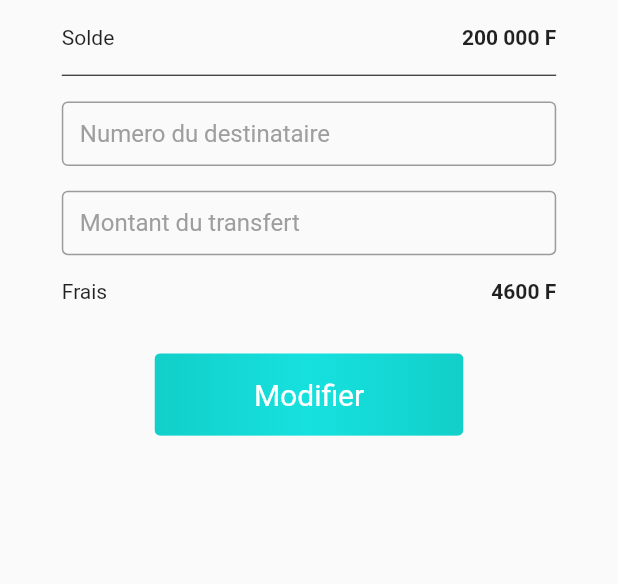
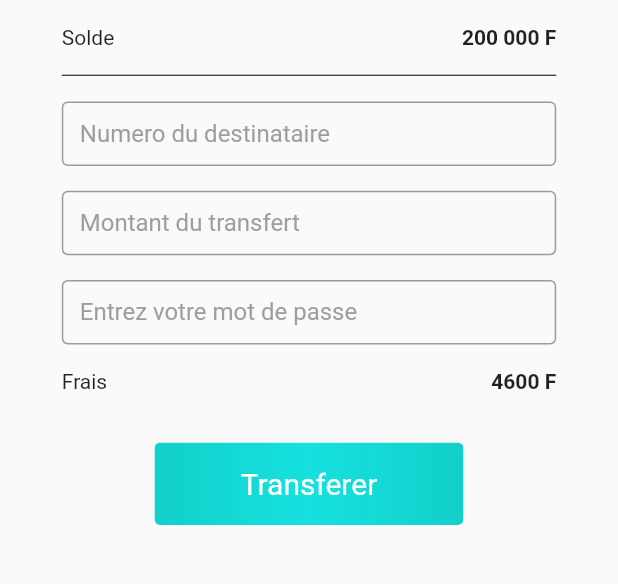
Before and after one commit to costany93/tuma, a Flutter app: the TransfertScreen screen opened by its route, on a phone screen of 412 x 824 dp, the part 250-834 px from its top. Run offline on Flutter 3.47's test engine with Material 2 defaults, Android fonts, the phone set to English and light mode, and no system bars; our stand-ins replace google_fonts, shared_preferences; accounts and stored records are empty.

```diff
--- a/lib/main.dart
+++ b/lib/main.dart
@@ -34,7 +34,7 @@ class Tuma extends StatelessWidget {
                   ),
                 ),
                 //home: authData.isAuth ? HomePageScreen() : LoginScreen(),
-                home: NumberLoginScreen(),
+                home: HomePageScreen(),
                 routes: {
                   LoginScreen.routeName: (context) => LoginScreen(),
                   SignIn.routeName: (context) => SignIn(),
--- a/lib/screens/transfert_screen.dart
+++ b/lib/screens/transfert_screen.dart
@@ -1,4 +1,5 @@
 import 'package:flutter/material.dart';
+import 'package:flutter/services.dart';
 import 'package:tuma/utillities/app_colors.dart';
 import 'package:tuma/utillities/logo_image.dart';
 
@@ -86,6 +87,9 @@ class _TransfertScreenState extends State<TransfertScreen> {
                                   _personnalData['nom'] = value!,
                                 },*/
                           keyboardType: TextInputType.number,
+                          inputFormatters: [
+                            FilteringTextInputFormatter.digitsOnly
+                          ],
                         ),
                       ),
                       //input montant a transferer
@@ -107,6 +111,39 @@ class _TransfertScreenState extends State<TransfertScreen> {
                                     _personnalData['nom'] = value!,
                                   },*/
                             keyboardType: TextInputType.number,
+                            inputFormatters: [
+                              FilteringTextInputFormatter.allow(
+                                RegExp("[0-9]"),
+                              )
+                            ],
+                          ),
+                        ),
+                      ),
+                      //input mot de passe
+                      Container(
+                        margin:
+                            EdgeInsets.only(top: mediaQuery.size.height * 0.02),
+                        child: SizedBox(
+                          child: TextFormField(
+                            decoration: const InputDecoration(
+                              hintText: 'Entrez votre mot de passe',
+                              border: OutlineInputBorder(),
+                              hintStyle: TextStyle(
+                                color: AppColor.appGrey,
+                              ),
+                              isDense: true,
+                              contentPadding: EdgeInsets.all(12),
+                            ),
+                            /*onSaved: (value) => {
+                                    _personnalData['nom'] = value!,
+                                  },*/
+                            keyboardType: TextInputType.number,
+                            obscureText: true,
+                            inputFormatters: [
+                              FilteringTextInputFormatter.allow(
+                                RegExp("[0-9]"),
+                              )
+                            ],
                           ),
                         ),
                       ),
@@ -156,7 +193,7 @@ class _TransfertScreenState extends State<TransfertScreen> {
                                     textStyle: const TextStyle(fontSize: 20),
                                   ),
                                   onPressed: () => print('transfert effectue'),
-                                  child: Text('Modifier'),
+                                  child: Text('Transferer'),
                                 ),
                               ),
                             ],
```
Also changed, not shown: lib/screens/number_login_screen.dart (+45 -13 lines).
